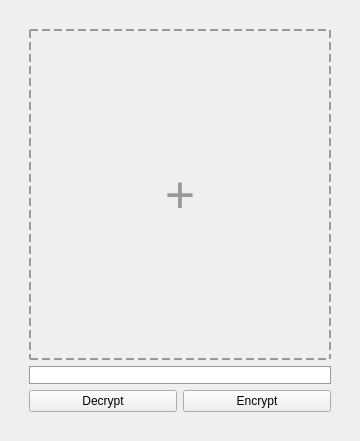
First picture: the form in assets/templates/cryptor.ui, repository MohammadJavadRamezanpour/bitband-cryptor, before the edit.
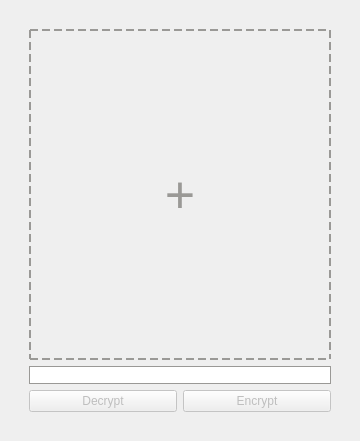
Second picture: the form after the edit. Icons and pictures are not drawn.

```diff
--- a/assets/templates/cryptor.ui
+++ b/assets/templates/cryptor.ui
@@ -79,6 +79,9 @@
        <layout class="QHBoxLayout" name="horizontalLayout_3">
         <item>
          <widget class="QPushButton" name="decrypt_button">
+          <property name="enabled">
+           <bool>false</bool>
+          </property>
           <property name="cursor">
            <cursorShape>PointingHandCursor</cursorShape>
           </property>
@@ -89,6 +92,9 @@
         </item>
         <item>
          <widget class="QPushButton" name="encrypt_button">
+          <property name="enabled">
+           <bool>false</bool>
+          </property>
           <property name="cursor">
            <cursorShape>PointingHandCursor</cursorShape>
           </property>
```
Left out of the diff: 1 changed line with no effect on the pictures.
